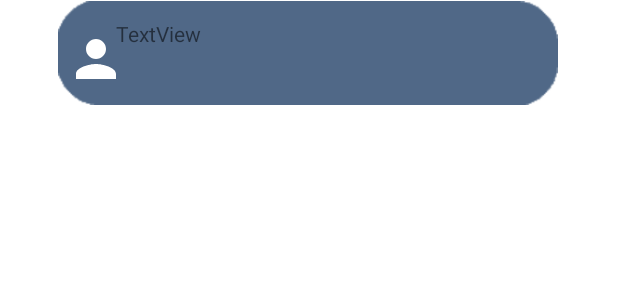
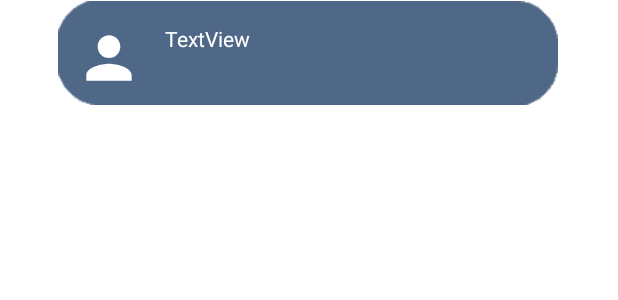
Before and after one commit to bryanjhdang/Parent-App, an Android app: the layout task_item.xml on its own in the app's theme, with its tools: preview values and no code run, on a phone screen of 412 x 824 dp. Shown: the top 300 px of the screen. Run offline under Robolectric (Android 15) with nearby library versions, the phone set to English and light mode, and no system bars.

Commit message:
[Ethan] display image for child assigned to particular task; partially implemented image viewing upon task expansion

```diff
--- a/app/src/main/res/layout/task_item.xml
+++ b/app/src/main/res/layout/task_item.xml
@@ -19,25 +19,27 @@
 
     <ImageView
         android:id="@+id/taskIconImg"
-        android:layout_width="40dp"
-        android:layout_height="40dp"
+        android:layout_width="45dp"
+        android:layout_height="45dp"
+        android:scaleType="fitXY"
         app:layout_constraintBottom_toBottomOf="@+id/taskListBG"
         app:layout_constraintEnd_toEndOf="@+id/taskListBG"
-        app:layout_constraintHorizontal_bias="0.046"
+        app:layout_constraintHorizontal_bias="0.068"
         app:layout_constraintStart_toStartOf="@+id/taskListBG"
         app:layout_constraintTop_toTopOf="@+id/taskListBG"
-        app:layout_constraintVertical_bias="0.628"
+        app:layout_constraintVertical_bias="0.625"
         app:srcCompat="@drawable/ic_baseline_person_24" />
 
     <TextView
         android:id="@+id/taskViewText"
-        android:layout_width="279dp"
-        android:layout_height="47dp"
+        android:layout_width="253dp"
+        android:layout_height="32dp"
         android:text="TextView"
+        android:textColor="@color/white"
         app:layout_constraintBottom_toBottomOf="@+id/taskListBG"
         app:layout_constraintEnd_toEndOf="@+id/taskListBG"
-        app:layout_constraintHorizontal_bias="0.662"
+        app:layout_constraintHorizontal_bias="0.818"
         app:layout_constraintStart_toStartOf="@+id/taskListBG"
         app:layout_constraintTop_toTopOf="@+id/taskListBG"
-        app:layout_constraintVertical_bias="0.535" />
+        app:layout_constraintVertical_bias="0.405" />
 </androidx.constraintlayout.widget.ConstraintLayout>
```
Also changed, not shown: app/src/main/java/cmpt276/as3/cmpt276hydrogenproject/TaskManagerActivity.java (+17 -1 lines).
